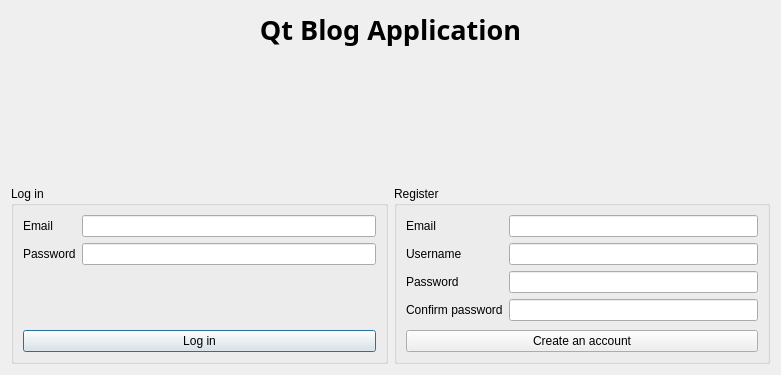
First picture: the form in dialog.ui, repository Kliszek/Qt-Blog-Application, before the edit.
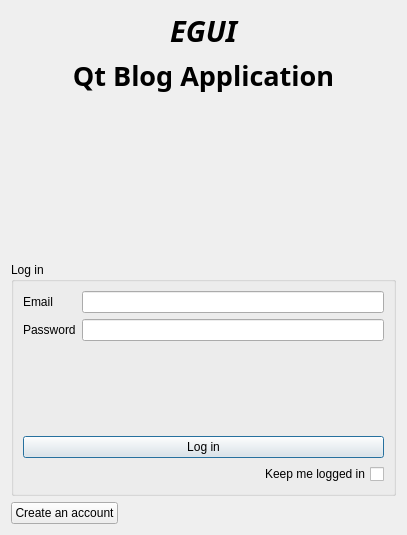
Second picture: the form after the edit.

Diff of the .ui file:
```diff
--- a/dialog.ui
+++ b/dialog.ui
@@ -6,14 +6,35 @@
    <rect>
     <x>0</x>
     <y>0</y>
-    <width>781</width>
-    <height>375</height>
+    <width>407</width>
+    <height>535</height>
    </rect>
   </property>
   <property name="windowTitle">
    <string>Dialog</string>
   </property>
-  <layout class="QVBoxLayout" name="verticalLayout_3">
+  <layout class="QVBoxLayout" name="verticalLayout_2">
+   <item>
+    <widget class="QLabel" name="label_8">
+     <property name="font">
+      <font>
+       <family>Segoe UI Black</family>
+       <pointsize>22</pointsize>
+       <italic>true</italic>
+       <bold>true</bold>
+      </font>
+     </property>
+     <property name="text">
+      <string>EGUI</string>
+     </property>
+     <property name="alignment">
+      <set>Qt::AlignCenter</set>
+     </property>
+     <property name="margin">
+      <number>10</number>
+     </property>
+    </widget>
+   </item>
    <item>
     <widget class="QLabel" name="label_7">
      <property name="font">
@@ -51,8 +72,6 @@
     </spacer>
    </item>
    <item>
-    <layout class="QHBoxLayout" name="horizontalLayout">
-     <item>
       <widget class="QGroupBox" name="groupBox">
        <property name="title">
         <string>Log in</string>
@@ -100,6 +119,8 @@
          </spacer>
         </item>
         <item>
+       <layout class="QHBoxLayout" name="horizontalLayout_2">
+        <item>
          <widget class="QPushButton" name="pushButton">
           <property name="text">
            <string>Log in</string>
@@ -107,88 +128,44 @@
          </widget>
         </item>
        </layout>
-      </widget>
      </item>
      <item>
-      <widget class="QGroupBox" name="groupBox_2">
-       <property name="title">
-        <string>Register</string>
-       </property>
-       <layout class="QVBoxLayout" name="verticalLayout_2">
-        <item>
-         <layout class="QGridLayout" name="gridLayout_2">
-          <item row="0" column="0">
-           <widget class="QLabel" name="label_3">
+       <widget class="QCheckBox" name="checkBox">
+        <property name="layoutDirection">
+         <enum>Qt::RightToLeft</enum>
+        </property>
             <property name="text">
-             <string>Email</string>
-            </property>
-           </widget>
-          </item>
-          <item row="0" column="1">
-           <widget class="QLineEdit" name="lineEdit_3"/>
-          </item>
-          <item row="1" column="0">
-           <widget class="QLabel" name="label_4">
-            <property name="text">
-             <string>Username</string>
-            </property>
-           </widget>
-          </item>
-          <item row="1" column="1">
-           <widget class="QLineEdit" name="lineEdit_4"/>
-          </item>
-          <item row="2" column="0">
-           <widget class="QLabel" name="label_5">
-            <property name="text">
-             <string>Password</string>
-            </property>
-           </widget>
-          </item>
-          <item row="2" column="1">
-           <widget class="QLineEdit" name="lineEdit_5">
-            <property name="echoMode">
-             <enum>QLineEdit::Password</enum>
-            </property>
-           </widget>
-          </item>
-          <item row="3" column="0">
-           <widget class="QLabel" name="label_6">
-            <property name="text">
-             <string>Confirm password</string>
-            </property>
-           </widget>
-          </item>
-          <item row="3" column="1">
-           <widget class="QLineEdit" name="lineEdit_6">
-            <property name="echoMode">
-             <enum>QLineEdit::Password</enum>
+         <string>Keep me logged in</string>
+        </property>
+        <property name="tristate">
+         <bool>false</bool>
             </property>
            </widget>
           </item>
          </layout>
+    </widget>
         </item>
         <item>
-         <spacer name="verticalSpacer_2">
-          <property name="orientation">
-           <enum>Qt::Vertical</enum>
-          </property>
-          <property name="sizeHint" stdset="0">
-           <size>
-            <width>20</width>
-            <height>40</height>
-           </size>
-          </property>
-         </spacer>
-        </item>
+    <layout class="QHBoxLayout" name="horizontalLayout">
         <item>
-         <widget class="QPushButton" name="pushButton_2">
+      <widget class="QPushButton" name="pushButton_3">
           <property name="text">
            <string>Create an account</string>
           </property>
          </widget>
         </item>
-       </layout>
-      </widget>
+     <item>
+      <spacer name="horizontalSpacer">
+       <property name="orientation">
+        <enum>Qt::Horizontal</enum>
+       </property>
+       <property name="sizeHint" stdset="0">
+        <size>
+         <width>40</width>
+         <height>20</height>
+        </size>
+       </property>
+      </spacer>
      </item>
     </layout>
    </item>
```
Lines whose indentation alone changed are shown as unchanged.
